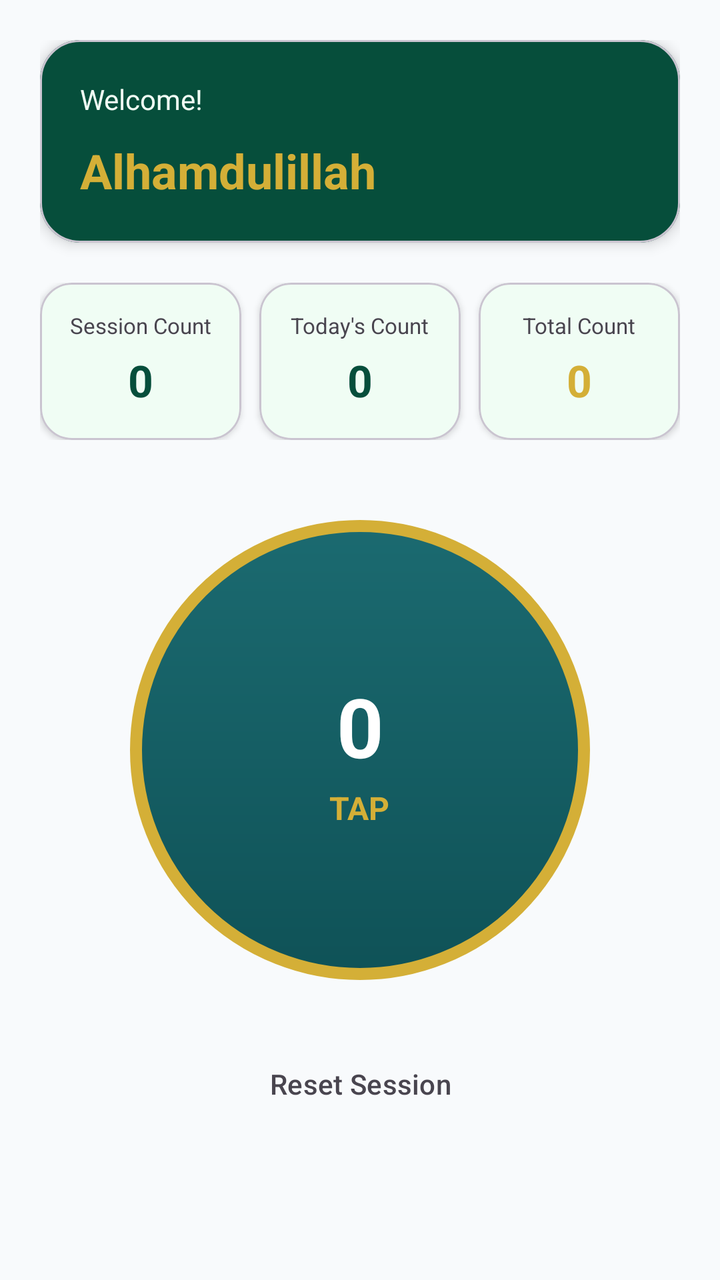
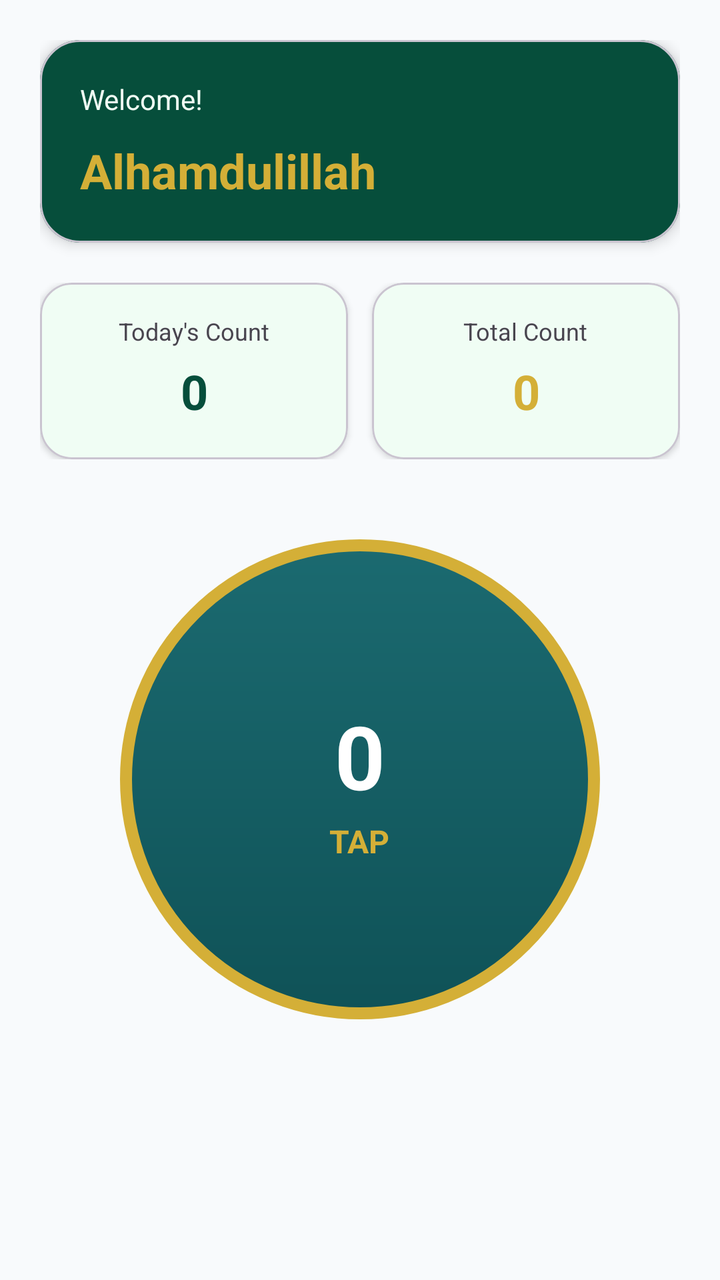

Two renders of the same Android screen: before a commit and after it. Below are the layout's source before the change and the commit's diff.
<!-- AndroidManifest.xml: application theme Theme.DuroodCounter -->
<!-- res/layout/fragment_counter.xml -->
<?xml version="1.0" encoding="utf-8"?>
<ScrollView xmlns:android="http://schemas.android.com/apk/res/android"
    xmlns:app="http://schemas.android.com/apk/res-auto"
    android:id="@+id/scrollViewCounter"
    android:layout_width="match_parent"
    android:layout_height="match_parent"
    android:fillViewport="true"
    android:background="?android:attr/windowBackground">

    <androidx.constraintlayout.widget.ConstraintLayout
        android:id="@+id/rootCounterLayout"
        android:layout_width="match_parent"
        android:layout_height="wrap_content"
        android:clickable="true"
        android:focusable="true"
        android:padding="20dp">

        
        <com.google.android.material.card.MaterialCardView
            android:id="@+id/cardTasbihHeader"
            android:layout_width="0dp"
            android:layout_height="wrap_content"
            app:cardBackgroundColor="?attr/colorPrimary"
            app:cardCornerRadius="20dp"
            app:cardElevation="4dp"
            app:layout_constraintEnd_toEndOf="parent"
            app:layout_constraintStart_toStartOf="parent"
            app:layout_constraintTop_toTopOf="parent">

            <LinearLayout
                android:layout_width="match_parent"
                android:layout_height="wrap_content"
                android:orientation="vertical"
                android:padding="20dp">

                <LinearLayout
                    android:layout_width="match_parent"
                    android:layout_height="wrap_content"
                    android:gravity="center_vertical"
                    android:orientation="horizontal">

                    <TextView
                        android:id="@+id/tvUserGreeting"
                        android:layout_width="0dp"
                        android:layout_height="wrap_content"
                        android:layout_weight="1"
                        android:text="Welcome!"
                        android:textColor="@color/islamic_mint_light"
                        android:textSize="14sp" />

                    <com.google.android.material.button.MaterialButton
                        android:id="@+id/btnRegisterGuest"
                        style="@style/Widget.Material3.Button.TonalButton"
                        android:layout_width="wrap_content"
                        android:layout_height="36dp"
                        android:paddingHorizontal="12dp"
                        android:text="@string/btn_register_now"
                        android:textColor="?attr/colorPrimary"
                        android:textSize="11sp"
                        android:visibility="gone"
                        app:cornerRadius="12dp" />

                    <com.google.android.material.button.MaterialButton
                        android:id="@+id/btnSupportUs"
                        style="@style/Widget.Material3.Button.TonalButton"
                        android:layout_width="wrap_content"
                        android:layout_height="36dp"
                        android:layout_marginStart="6dp"
                        android:paddingHorizontal="10dp"
                        android:text="❤ Support Us"
                        android:textColor="@color/islamic_gold"
                        android:textSize="11sp"
                        android:visibility="gone"
                        app:cornerRadius="12dp" />
                </LinearLayout>

                <TextView
                    android:id="@+id/tvTasbihName"
                    android:layout_width="wrap_content"
                    android:layout_height="wrap_content"
                    android:layout_marginTop="10dp"
                    android:text="Alhamdulillah"
                    android:textColor="@color/islamic_gold"
                    android:textSize="24sp"
                    android:textStyle="bold" />

            </LinearLayout>
        </com.google.android.material.card.MaterialCardView>

        
        <LinearLayout
            android:id="@+id/llStatsContainer"
            android:layout_width="0dp"
            android:layout_height="wrap_content"
            android:layout_marginTop="20dp"
            android:baselineAligned="false"
            android:orientation="horizontal"
            app:layout_constraintEnd_toEndOf="parent"
            app:layout_constraintStart_toStartOf="parent"
            app:layout_constraintTop_toBottomOf="@id/cardTasbihHeader">

            
            <com.google.android.material.card.MaterialCardView
                android:layout_width="0dp"
                android:layout_height="wrap_content"
                android:layout_marginEnd="6dp"
                android:layout_weight="1"
                app:cardBackgroundColor="?attr/colorPrimaryContainer"
                app:cardCornerRadius="16dp"
                app:cardElevation="2dp">

                <LinearLayout
                    android:layout_width="match_parent"
                    android:layout_height="wrap_content"
                    android:gravity="center"
                    android:orientation="vertical"
                    android:padding="14dp">

                    <TextView
                        android:layout_width="wrap_content"
                        android:layout_height="wrap_content"
                        android:text="@string/label_session_count"
                        android:textColor="?android:attr/textColorSecondary"
                        android:textSize="11sp" />

                    <TextView
                        android:id="@+id/tvSessionCount"
                        android:layout_width="match_parent"
                        android:layout_height="32dp"
                        android:layout_marginTop="4dp"
                        android:gravity="center"
                        android:maxLines="1"
                        android:text="0"
                        android:textColor="?attr/colorPrimary"
                        android:textSize="22sp"
                        android:textStyle="bold"
                        app:autoSizeMaxTextSize="22sp"
                        app:autoSizeMinTextSize="10sp"
                        app:autoSizeStepGranularity="1sp"
                        app:autoSizeTextType="uniform" />
                </LinearLayout>
            </com.google.android.material.card.MaterialCardView>

            
            <com.google.android.material.card.MaterialCardView
                android:layout_width="0dp"
                android:layout_height="wrap_content"
                android:layout_marginStart="3dp"
                android:layout_marginEnd="3dp"
                android:layout_weight="1"
                app:cardBackgroundColor="?attr/colorPrimaryContainer"
                app:cardCornerRadius="16dp"
                app:cardElevation="2dp">

                <LinearLayout
                    android:layout_width="match_parent"
                    android:layout_height="wrap_content"
                    android:gravity="center"
                    android:orientation="vertical"
                    android:padding="14dp">

                    <TextView
                        android:layout_width="wrap_content"
                        android:layout_height="wrap_content"
                        android:text="@string/label_today_count"
                        android:textColor="?android:attr/textColorSecondary"
                        android:textSize="11sp" />

                    <TextView
                        android:id="@+id/tvTodayCount"
                        android:layout_width="match_parent"
                        android:layout_height="32dp"
                        android:layout_marginTop="4dp"
                        android:gravity="center"
                        android:maxLines="1"
                        android:text="0"
                        android:textColor="?attr/colorPrimary"
                        android:textSize="22sp"
                        android:textStyle="bold"
                        app:autoSizeMaxTextSize="22sp"
                        app:autoSizeMinTextSize="10sp"
                        app:autoSizeStepGranularity="1sp"
                        app:autoSizeTextType="uniform" />
                </LinearLayout>
            </com.google.android.material.card.MaterialCardView>

            
            <com.google.android.material.card.MaterialCardView
                android:layout_width="0dp"
                android:layout_height="wrap_content"
                android:layout_marginStart="6dp"
                android:layout_weight="1"
                app:cardBackgroundColor="?attr/colorPrimaryContainer"
                app:cardCornerRadius="16dp"
                app:cardElevation="2dp">

                <LinearLayout
                    android:layout_width="match_parent"
                    android:layout_height="wrap_content"
                    android:gravity="center"
                    android:orientation="vertical"
                    android:padding="14dp">

                    <TextView
                        android:layout_width="wrap_content"
                        android:layout_height="wrap_content"
                        android:text="@string/label_total_count"
                        android:textColor="?android:attr/textColorSecondary"
                        android:textSize="11sp" />

                    <TextView
                        android:id="@+id/tvTotalCount"
                        android:layout_width="match_parent"
                        android:layout_height="32dp"
                        android:layout_marginTop="4dp"
                        android:gravity="center"
                        android:maxLines="1"
                        android:text="0"
                        android:textColor="@color/islamic_gold"
                        android:textSize="22sp"
                        android:textStyle="bold"
                        app:autoSizeMaxTextSize="22sp"
                        app:autoSizeMinTextSize="10sp"
                        app:autoSizeStepGranularity="1sp"
                        app:autoSizeTextType="uniform" />
                </LinearLayout>
            </com.google.android.material.card.MaterialCardView>
        </LinearLayout>

        
        <FrameLayout
            android:id="@+id/flTapButtonContainer"
            android:layout_width="230dp"
            android:layout_height="230dp"
            android:layout_marginTop="40dp"
            android:background="@drawable/bg_tasbih_button"
            android:clickable="true"
            android:focusable="true"
            app:layout_constraintEnd_toEndOf="parent"
            app:layout_constraintStart_toStartOf="parent"
            app:layout_constraintTop_toBottomOf="@id/llStatsContainer">

            <LinearLayout
                android:layout_width="190dp"
                android:layout_height="wrap_content"
                android:layout_gravity="center"
                android:gravity="center"
                android:orientation="vertical">

                <TextView
                    android:id="@+id/tvTapDisplay"
                    android:layout_width="match_parent"
                    android:layout_height="56dp"
                    android:gravity="center"
                    android:maxLines="1"
                    android:text="0"
                    android:textColor="@color/white"
                    android:textSize="42sp"
                    android:textStyle="bold"
                    app:autoSizeMaxTextSize="42sp"
                    app:autoSizeMinTextSize="14sp"
                    app:autoSizeStepGranularity="1sp"
                    app:autoSizeTextType="uniform" />

                <TextView
                    android:layout_width="wrap_content"
                    android:layout_height="wrap_content"
                    android:layout_marginTop="2dp"
                    android:text="@string/tap_to_count"
                    android:textColor="@color/islamic_gold"
                    android:textSize="16sp"
                    android:textStyle="bold" />
            </LinearLayout>
        </FrameLayout>

        
        <com.google.android.material.button.MaterialButton
            android:id="@+id/btnResetSession"
            style="@style/Widget.Material3.Button.TextButton"
            android:layout_width="wrap_content"
            android:layout_height="wrap_content"
            android:layout_marginTop="28dp"
            android:text="@string/reset_session"
            android:textColor="?android:attr/textColorSecondary"
            app:layout_constraintEnd_toEndOf="parent"
            app:layout_constraintStart_toStartOf="parent"
            app:layout_constraintTop_toBottomOf="@id/flTapButtonContainer" />

    </androidx.constraintlayout.widget.ConstraintLayout>
</ScrollView>
<!-- resources referenced by this layout -->
<resources>
  <color name="islamic_gold">#D4AF37</color>
  <color name="islamic_mint_light">#F0FDF4</color>
  <color name="white">#FFFFFFFF</color>
  <!-- drawable bg_tasbih_button (drawable) -->
  <?xml version="1.0" encoding="utf-8"?>
  <ripple xmlns:android="http://schemas.android.com/apk/res/android"
      android:color="#40D4AF37">
      <item>
          <shape android:shape="oval">
              <gradient
                  android:angle="270"
                  android:startColor="#1B6A70"
                  android:endColor="#0F5257"
                  android:type="linear" />
              <stroke
                  android:width="6dp"
                  android:color="#D4AF37" />
          </shape>
      </item>
  </ripple>
  <string name="btn_register_now">Register Profile</string>
  <string name="label_session_count">Session Count</string>
  <string name="label_today_count">Today\'s Count</string>
  <string name="label_total_count">Total Count</string>
  <string name="reset_session">Reset Session</string>
  <string name="tap_to_count">TAP</string>
  <style name="Theme.DuroodCounter" parent="Base.Theme.DuroodCounter" />
  <style name="Base.Theme.DuroodCounter" parent="Theme.Material3.Light.NoActionBar">
          <item name="colorPrimary">@color/islamic_green_primary</item>
          <item name="colorOnPrimary">@color/white</item>
          <item name="colorPrimaryContainer">@color/islamic_mint_light</item>
          <item name="colorOnPrimaryContainer">@color/islamic_green_dark</item>
          <item name="colorSecondary">@color/islamic_gold</item>
          <item name="colorOnSecondary">@color/black</item>
          <item name="android:windowBackground">@color/bg_light</item>
          <item name="android:statusBarColor">@color/islamic_green_dark</item>
          <item name="android:windowLightStatusBar">false</item>
      </style>
  <color name="islamic_green_primary">#064E3B</color>
  <color name="islamic_green_dark">#022C22</color>
  <color name="black">#FF000000</color>
  <color name="bg_light">#F8FAFC</color>
</resources>

<!-- the commit's change to res/layout/fragment_counter.xml (unified diff, before → after) -->
@@ -114,71 +114,28 @@
                     android:layout_height="wrap_content"
                     android:gravity="center"
                     android:orientation="vertical"
-                    android:padding="14dp">
+                    android:padding="16dp">
 
                     <TextView
                         android:layout_width="wrap_content"
                         android:layout_height="wrap_content"
-                        android:text="@string/label_session_count"
+                        android:text="@string/label_today_count"
                         android:textColor="?android:attr/textColorSecondary"
-                        android:textSize="11sp" />
-
-                    <TextView
-                        android:id="@+id/tvSessionCount"
+                        android:textSize="12sp" />
+
+                    <TextView
+                        android:id="@+id/tvTodayCount"
                         android:layout_width="match_parent"
-                        android:layout_height="32dp"
+                        android:layout_height="36dp"
                         android:layout_marginTop="4dp"
                         android:gravity="center"
                         android:maxLines="1"
                         android:text="0"
                         android:textColor="?attr/colorPrimary"
-                        android:textSize="22sp"
+                        android:textSize="24sp"
                         android:textStyle="bold"
-                        app:autoSizeMaxTextSize="22sp"
-                        app:autoSizeMinTextSize="10sp"
-                        app:autoSizeStepGranularity="1sp"
-                        app:autoSizeTextType="uniform" />
-                </LinearLayout>
-            </com.google.android.material.card.MaterialCardView>
-
-            
-            <com.google.android.material.card.MaterialCardView
-                android:layout_width="0dp"
-                android:layout_height="wrap_content"
-                android:layout_marginStart="3dp"
-                android:layout_marginEnd="3dp"
-                android:layout_weight="1"
-                app:cardBackgroundColor="?attr/colorPrimaryContainer"
-                app:cardCornerRadius="16dp"
-                app:cardElevation="2dp">
-
-                <LinearLayout
-                    android:layout_width="match_parent"
-                    android:layout_height="wrap_content"
-                    android:gravity="center"
-                    android:orientation="vertical"
-                    android:padding="14dp">
-
-                    <TextView
-                        android:layout_width="wrap_content"
-                        android:layout_height="wrap_content"
-                        android:text="@string/label_today_count"
-                        android:textColor="?android:attr/textColorSecondary"
-                        android:textSize="11sp" />
-
-                    <TextView
-                        android:id="@+id/tvTodayCount"
-                        android:layout_width="match_parent"
-                        android:layout_height="32dp"
-                        android:layout_marginTop="4dp"
-                        android:gravity="center"
-                        android:maxLines="1"
-                        android:text="0"
-                        android:textColor="?attr/colorPrimary"
-                        android:textSize="22sp"
-                        android:textStyle="bold"
-                        app:autoSizeMaxTextSize="22sp"
-                        app:autoSizeMinTextSize="10sp"
+                        app:autoSizeMaxTextSize="24sp"
+                        app:autoSizeMinTextSize="12sp"
                         app:autoSizeStepGranularity="1sp"
                         app:autoSizeTextType="uniform" />
                 </LinearLayout>
@@ -199,28 +156,28 @@
                     android:layout_height="wrap_content"
                     android:gravity="center"
                     android:orientation="vertical"
-                    android:padding="14dp">
+                    android:padding="16dp">
 
                     <TextView
                         android:layout_width="wrap_content"
                         android:layout_height="wrap_content"
                         android:text="@string/label_total_count"
                         android:textColor="?android:attr/textColorSecondary"
-                        android:textSize="11sp" />
+                        android:textSize="12sp" />
 
                     <TextView
                         android:id="@+id/tvTotalCount"
                         android:layout_width="match_parent"
-                        android:layout_height="32dp"
+                        android:layout_height="36dp"
                         android:layout_marginTop="4dp"
                         android:gravity="center"
                         android:maxLines="1"
                         android:text="0"
                         android:textColor="@color/islamic_gold"
-                        android:textSize="22sp"
+                        android:textSize="24sp"
                         android:textStyle="bold"
-                        app:autoSizeMaxTextSize="22sp"
-                        app:autoSizeMinTextSize="10sp"
+                        app:autoSizeMaxTextSize="24sp"
+                        app:autoSizeMinTextSize="12sp"
                         app:autoSizeStepGranularity="1sp"
                         app:autoSizeTextType="uniform" />
                 </LinearLayout>
@@ -230,8 +187,8 @@
         
         <FrameLayout
             android:id="@+id/flTapButtonContainer"
-            android:layout_width="230dp"
-            android:layout_height="230dp"
+            android:layout_width="240dp"
+            android:layout_height="240dp"
             android:layout_marginTop="40dp"
             android:background="@drawable/bg_tasbih_button"
             android:clickable="true"
@@ -241,7 +198,7 @@
             app:layout_constraintTop_toBottomOf="@id/llStatsContainer">
 
             <LinearLayout
-                android:layout_width="190dp"
+                android:layout_width="200dp"
                 android:layout_height="wrap_content"
                 android:layout_gravity="center"
                 android:gravity="center"
@@ -250,14 +207,14 @@
                 <TextView
                     android:id="@+id/tvTapDisplay"
                     android:layout_width="match_parent"
-                    android:layout_height="56dp"
+                    android:layout_height="60dp"
                     android:gravity="center"
                     android:maxLines="1"
                     android:text="0"
                     android:textColor="@color/white"
-                    android:textSize="42sp"
+                    android:textSize="44sp"
                     android:textStyle="bold"
-                    app:autoSizeMaxTextSize="42sp"
+                    app:autoSizeMaxTextSize="44sp"
                     app:autoSizeMinTextSize="14sp"
                     app:autoSizeStepGranularity="1sp"
                     app:autoSizeTextType="uniform" />
@@ -273,18 +230,5 @@
             </LinearLayout>
         </FrameLayout>
 
-        
-        <com.google.android.material.button.MaterialButton
-            android:id="@+id/btnResetSession"
-            style="@style/Widget.Material3.Button.TextButton"
-            android:layout_width="wrap_content"
-            android:layout_height="wrap_content"
-            android:layout_marginTop="28dp"
-            android:text="@string/reset_session"
-            android:textColor="?android:attr/textColorSecondary"
-            app:layout_constraintEnd_toEndOf="parent"
-            app:layout_constraintStart_toStartOf="parent"
-            app:layout_constraintTop_toBottomOf="@id/flTapButtonContainer" />
-
     </androidx.constraintlayout.widget.ConstraintLayout>
 </ScrollView>
<!-- resource entries referenced after the edit -->
@@ -21,10 +21,8 @@
       </item>
   </ripple>
   <string name="btn_register_now">Register Profile</string>
-  <string name="label_session_count">Session Count</string>
   <string name="label_today_count">Today\'s Count</string>
   <string name="label_total_count">Total Count</string>
-  <string name="reset_session">Reset Session</string>
   <string name="tap_to_count">TAP</string>
   <style name="Theme.DuroodCounter" parent="Base.Theme.DuroodCounter" />
   <style name="Base.Theme.DuroodCounter" parent="Theme.Material3.Light.NoActionBar">
